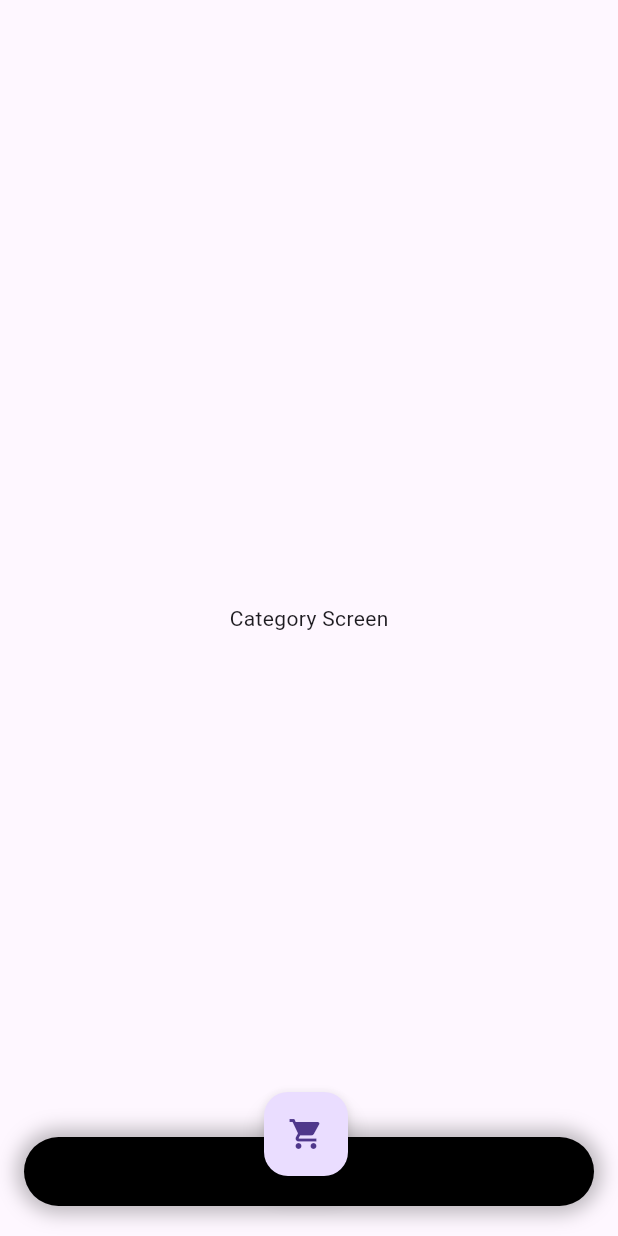
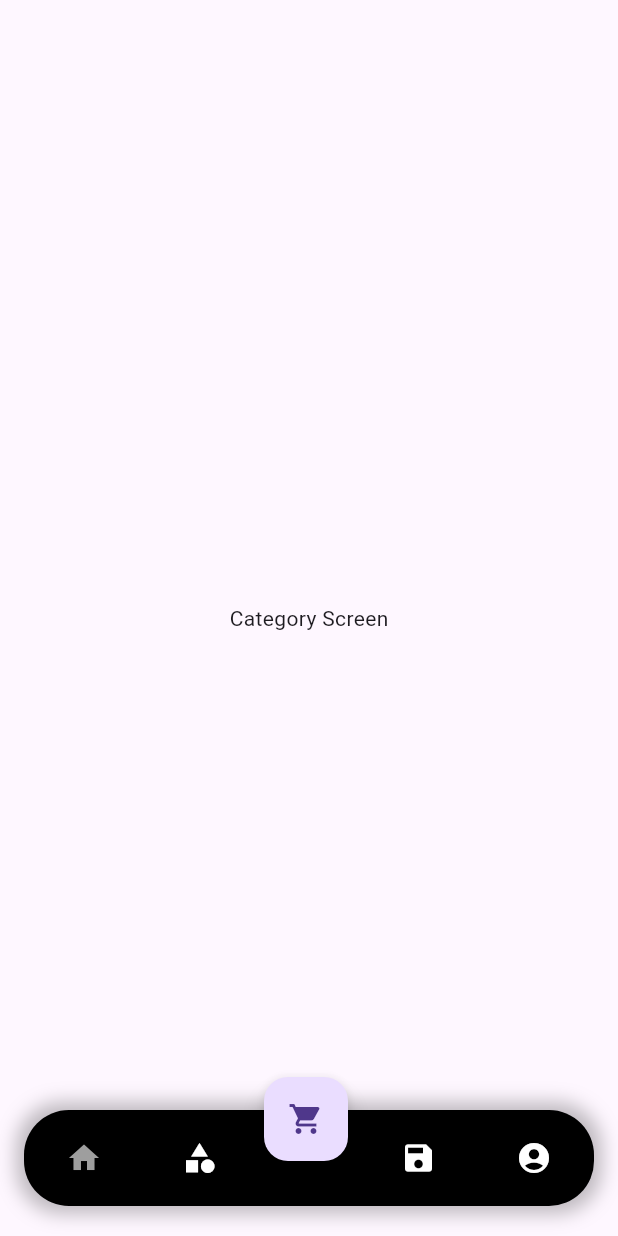
Before and after one commit to Tosin8/essentials, a Flutter app: the BottomNav screen opened directly, swiped to page 2, on a phone screen of 412 x 824 dp. Run offline on Flutter 3.47's test engine with Material 3 defaults, Android fonts, the light colour scheme and no system bars; our stand-ins replace cloud_firestore, firebase_auth, firebase_core, iconsax; accounts and stored records are empty.

Commit message:
done with Nav. bar

```diff
--- a/lib/screens/shop/categories/category.dart
+++ b/lib/screens/shop/categories/category.dart
@@ -0,0 +1,12 @@
+import 'package:flutter/material.dart';
+
+class CategoryScreen extends StatelessWidget {
+  const CategoryScreen({Key? key}) : super(key: key);
+
+  @override
+  Widget build(BuildContext context) {
+    return const Center(
+      child: Text('Category Screen'),
+    );
+  }
+}
--- a/lib/screens/shop/nav_bar.dart
+++ b/lib/screens/shop/nav_bar.dart
@@ -1,16 +1,20 @@
+import 'package:essentials/screens/shop/categories/category.dart';
+import 'package:flutter/material.dart';
 
-import 'package:flutter/material.dart';
+import 'cart.dart';
+import 'home.dart';
+import 'profile.dart';
+import 'saveitem.dart';
+
 
 class BottomNav extends StatefulWidget {
   @override
   _BottomNavState createState() => _BottomNavState();
 }
 
-class _BottomNavState extends State<BottomNav> with TickerProviderStateMixin {
+class _BottomNavState extends State<BottomNav> {
   int _selectedIndex = 0;
   PageController _pageController = PageController();
-  List<AnimationController> _animationControllers = [];
-  List<Animation<double>> _animations = [];
 
   static const List<Widget> _pages = <Widget>[
     HomeScreen(key: PageStorageKey('HomeScreen')),
@@ -20,40 +24,11 @@ class _BottomNavState extends State<BottomNav> with TickerProviderStateMixin {
     AccountScreen(key: PageStorageKey('AccountScreen')),
   ];
 
-  @override
-  void initState() {
-    super.initState();
-    for (int i = 0; i < 5; i++) {
-      AnimationController controller = AnimationController(
-        duration: const Duration(milliseconds: 300),
-        vsync: this,
-      );
-      _animationControllers.add(controller);
-      _animations.add(CurvedAnimation(parent: controller, curve: Curves.elasticOut));
-    }
-  }
-
   void _onItemTapped(int index) {
     setState(() {
       _selectedIndex = index;
       _pageController.jumpToPage(index);
-      _animateIcon(index);
     });
-  }
-
-  void _animateIcon(int index) {
-    _animationControllers[index].forward().then((_) {
-      _animationControllers[index].reverse();
-    });
-  }
-
-  @override
-  void dispose() {
-    for (var controller in _animationControllers) {
-      controller.dispose();
-    }
-    _pageController.dispose();
-    super.dispose();
   }
 
   @override
@@ -63,7 +38,7 @@ class _BottomNavState extends State<BottomNav> with TickerProviderStateMixin {
         children: [
           PageView(
             controller: _pageController,
-            physics: NeverScrollableScrollPhysics(),
+            physics: const NeverScrollableScrollPhysics(),
             children: _pages,
           ),
           Positioned(
@@ -71,13 +46,13 @@ class _BottomNavState extends State<BottomNav> with TickerProviderStateMixin {
             left: 0,
             right: 0,
             child: Container(
-              margin: EdgeInsets.symmetric(horizontal: 16.0),
-              padding: EdgeInsets.symmetric(horizontal: 16.0, vertical: 8.0),
+              margin: const EdgeInsets.symmetric(horizontal: 16.0),
+              padding: const EdgeInsets.symmetric(horizontal: 16.0, vertical: 8.0),
               decoration: BoxDecoration(
                 color: Colors.black,
                 borderRadius: BorderRadius.circular(30.0),
                 boxShadow: [
-                  BoxShadow(
+                  const BoxShadow(
                     color: Colors.black26,
                     blurRadius: 10,
                     spreadRadius: 5,
@@ -87,27 +62,42 @@ class _BottomNavState extends State<BottomNav> with TickerProviderStateMixin {
               child: Row(
                 mainAxisAlignment: MainAxisAlignment.spaceBetween,
                 children: [
-                  _buildNavItem(Icons.home, 0),
-                  _buildNavItem(Icons.category, 1),
-                  SizedBox(width: 40), // Space for FAB
-                  _buildNavItem(Icons.save, 3),
-                  _buildNavItem(Icons.account_circle, 4),
+                  IconButton(
+                    icon: const Icon(Icons.home),
+                    color: _selectedIndex == 0 ? Colors.grey : Colors.white,
+                    onPressed: () => _onItemTapped(0),
+                  ),
+                  IconButton(
+                    icon: const Icon(Icons.category),
+                    color: _selectedIndex == 1 ? Colors.grey : Colors.white,
+                    onPressed: () => _onItemTapped(1),
+                  ),
+                  const SizedBox(width: 40), // Space for FAB
+                  IconButton(
+                    icon: const Icon(Icons.save),
+                    color: _selectedIndex == 3 ? Colors.grey : Colors.white,
+                    onPressed: () => _onItemTapped(3),
+                  ),
+                  IconButton(
+                    icon: const Icon(Icons.account_circle),
+                    color: _selectedIndex == 4 ? Colors.grey : Colors.white,
+                    onPressed: () => _onItemTapped(4),
+                  ),
                 ],
               ),
             ),
           ),
           Positioned(
-            bottom: 40.0,
+            bottom: 50.0,
             left: MediaQuery.of(context).size.width / 2 - 30,
             child: FloatingActionButton(
               onPressed: () {
                 setState(() {
                   _selectedIndex = 2; // Navigate to Cart page
                   _pageController.jumpToPage(2);
-                  _animateIcon(2);
                 });
               },
-              child: Icon(Icons.shopping_cart),
+              child: const Icon(Icons.shopping_cart),
             ),
           ),
         ],
@@ -115,78 +105,4 @@ class _BottomNavState extends State<BottomNav> with TickerProviderStateMixin {
       floatingActionButtonLocation: FloatingActionButtonLocation.centerDocked,
     );
   }
-
-  Widget _buildNavItem(IconData icon, int index) {
-    return GestureDetector(
-      onTap: () => _onItemTapped(index),
-      child: AnimatedBuilder(
-        animation: _animations[index],
-        builder: (context, child) {
-          return Transform.scale(
-            scale: _animations[index].value,
-            child: Icon(
-              icon,
-              color: _selectedIndex == index ? Colors.grey : Colors.white,
-              size: _selectedIndex == index ? 30 : 24,
-            ),
-          );
-        },
-      ),
-    );
-  }
 }
-
-class HomeScreen extends StatelessWidget {
-  const HomeScreen({Key? key}) : super(key: key);
-
-  @override
-  Widget build(BuildContext context) {
-    return Center(
-      child: Text('Home Screen'),
-    );
-  }
-}
-
-class CategoryScreen extends StatelessWidget {
-  const CategoryScreen({Key? key}) : super(key: key);
-
-  @override
-  Widget build(BuildContext context) {
-    return Center(
-      child: Text('Category Screen'),
-    );
-  }
-}
-
-class CartScreen extends StatelessWidget {
-  const CartScreen({Key? key}) : super(key: key);
-
-  @override
-  Widget build(BuildContext context) {
-    return Center(
-      child: Text('Cart Screen'),
-    );
-  }
-}
-
-class SaveItemScreen extends StatelessWidget {
-  const SaveItemScreen({Key? key}) : super(key: key);
-
-  @override
-  Widget build(BuildContext context) {
-    return Center(
-      child: Text('Save Item Screen'),
-    );
-  }
-}
-
-class AccountScreen extends StatelessWidget {
-  const AccountScreen({Key? key}) : super(key: key);
-
-  @override
-  Widget build(BuildContext context) {
-    return Center(
-      child: Text('Account Screen'),
-    );
-  }
-}
```
Also changed, not shown: lib/screens/shop/cart.dart (+12 -0 lines), lib/screens/shop/profile.dart (+12 -0 lines), lib/screens/shop/saveitem.dart (+15 -0 lines).
